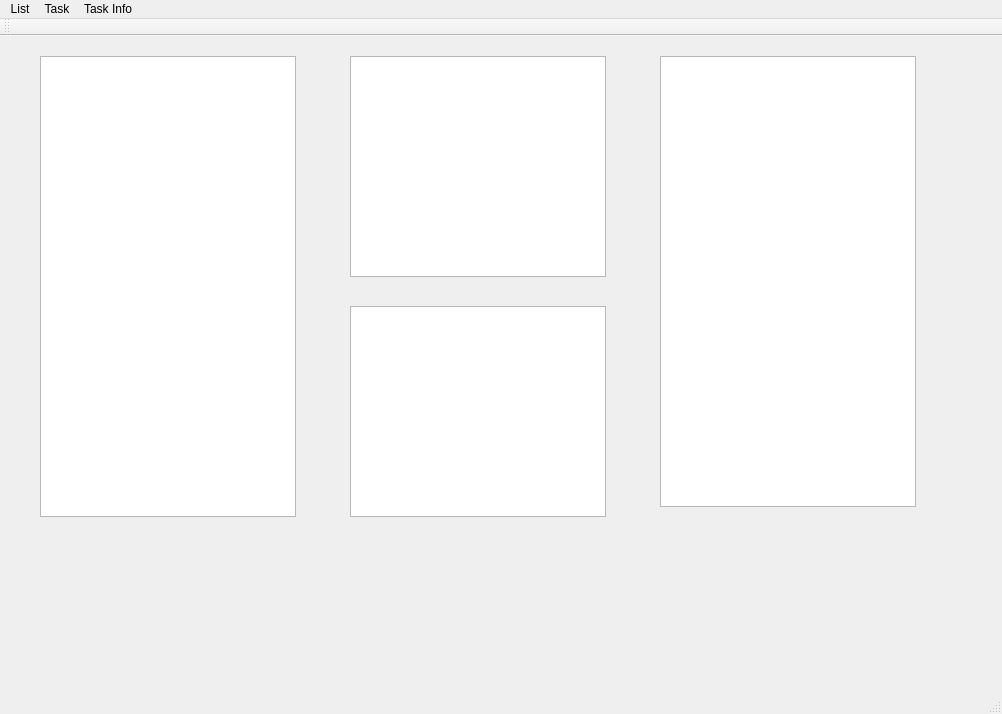
Old version of the form TaskManagerGUI/TaskManagerMainWindow.ui in the repository Federico3198/Task-Manager.
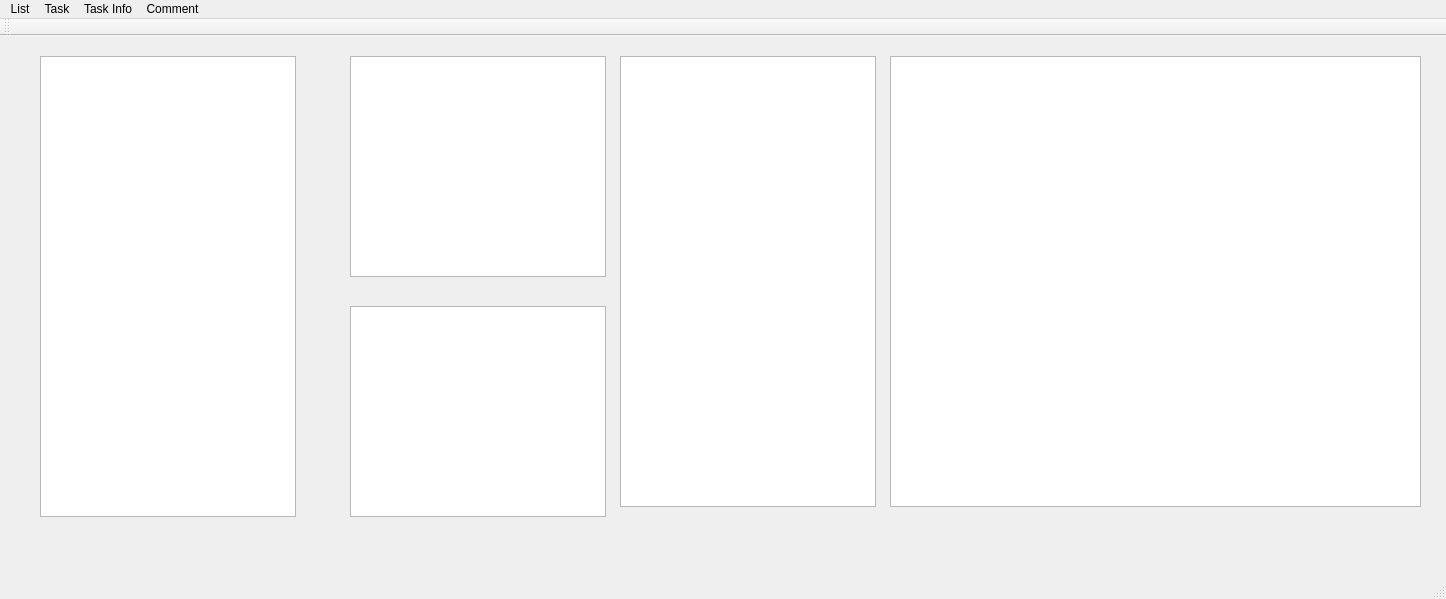
New version of the form.

Commit message: implemented comment on ui

```diff
--- a/TaskManagerGUI/TaskManagerMainWindow.ui
+++ b/TaskManagerGUI/TaskManagerMainWindow.ui
@@ -6,8 +6,8 @@
    <rect>
     <x>0</x>
     <y>0</y>
-    <width>1002</width>
-    <height>714</height>
+    <width>1446</width>
+    <height>599</height>
    </rect>
   </property>
   <property name="windowTitle">
@@ -37,7 +37,7 @@
    <widget class="QListWidget" name="listWidgetTaskInfo">
     <property name="geometry">
      <rect>
-      <x>660</x>
+      <x>620</x>
       <y>20</y>
       <width>256</width>
       <height>451</height>
@@ -54,13 +54,23 @@
      </rect>
     </property>
    </widget>
+   <widget class="QListWidget" name="listWidgetComments">
+    <property name="geometry">
+     <rect>
+      <x>890</x>
+      <y>20</y>
+      <width>531</width>
+      <height>451</height>
+     </rect>
+    </property>
+   </widget>
   </widget>
   <widget class="QMenuBar" name="menuBar">
    <property name="geometry">
     <rect>
      <x>0</x>
      <y>0</y>
-     <width>1002</width>
+     <width>1446</width>
      <height>25</height>
     </rect>
    </property>
@@ -92,9 +102,17 @@
     <addaction name="actionSet_Sub_Task_Uncompleted"/>
     <addaction name="actionModify_Sub_Task"/>
    </widget>
+   <widget class="QMenu" name="menuComment">
+    <property name="title">
+     <string>Comment</string>
+    </property>
+    <addaction name="actionAdd_Comment"/>
+    <addaction name="actionRemove_Comment"/>
+   </widget>
    <addaction name="menuLista"/>
    <addaction name="menuTask"/>
    <addaction name="menuTask_Info"/>
+   <addaction name="menuComment"/>
   </widget>
   <widget class="QToolBar" name="mainToolBar">
    <attribute name="toolBarArea">
```
Left out of the diff: 10 changed lines with no effect on the pictures. The commit also changes 14 other files.
